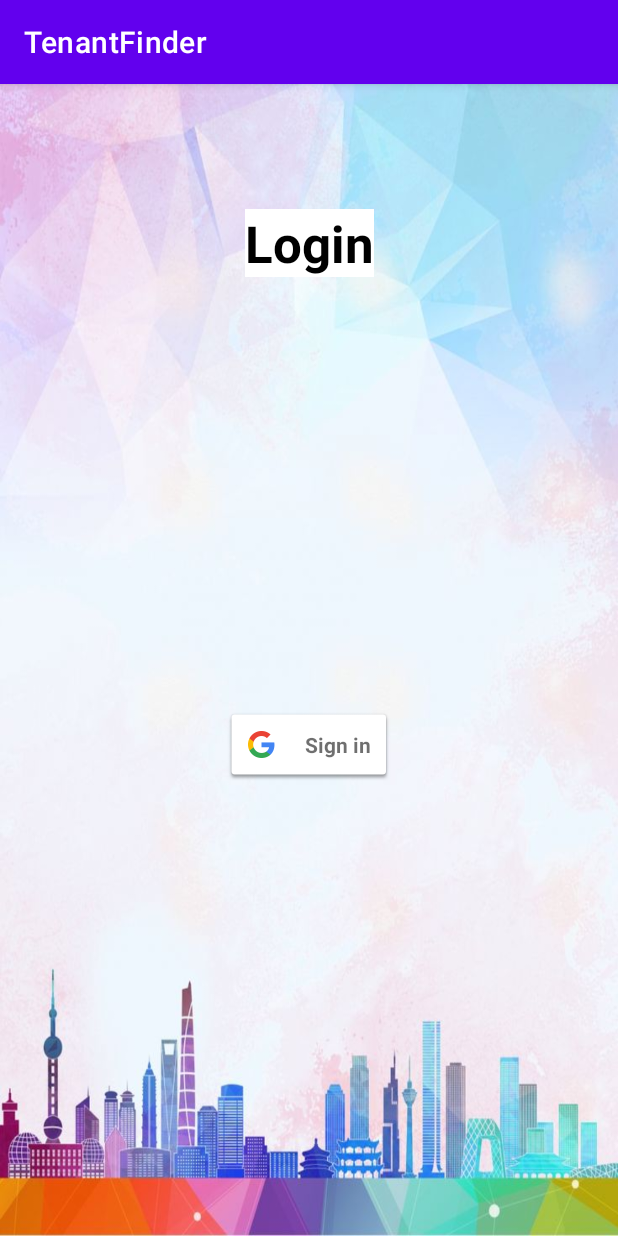
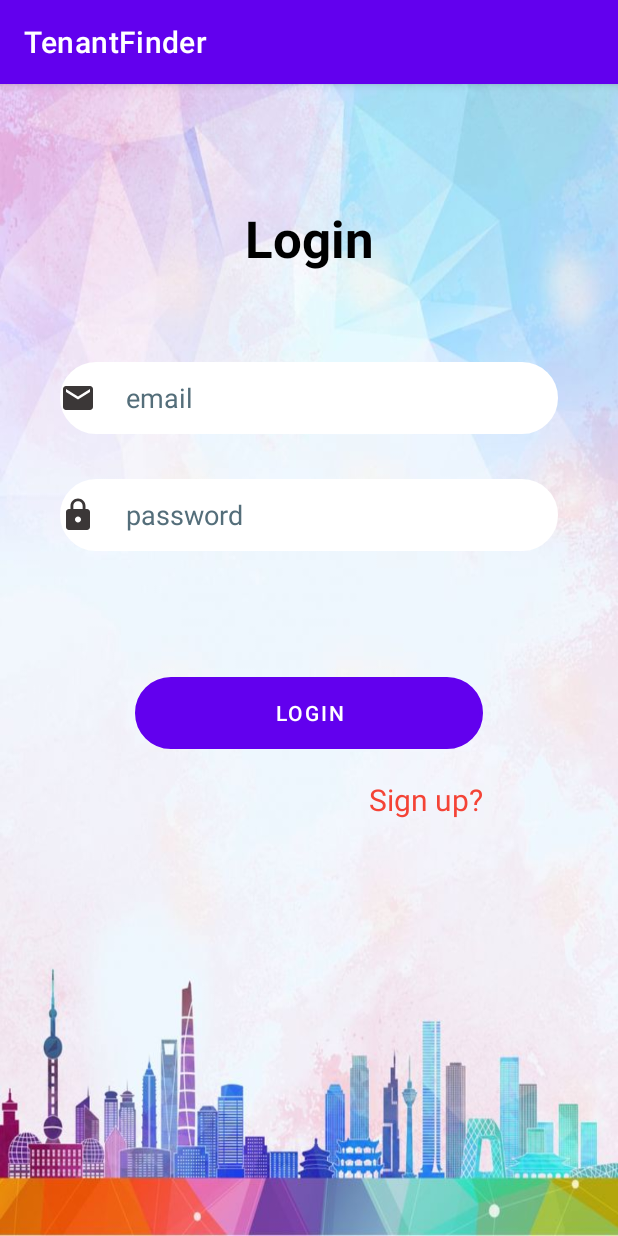
Before and after one commit to subham99kr/Tenant-Finder, an Android app: the screen it shows after launch (MainActivity), on a phone screen of 412 x 824 dp. Run offline under Robolectric (Android 15) with nearby library versions, the phone set to English and light mode, and no system bars; our stand-ins replace Firebase (no records; nobody signed in at launch, a user with empty details on screens opened directly).

Commit message:
TENANT FINDER

```diff
--- a/app/src/main/AndroidManifest.xml
+++ b/app/src/main/AndroidManifest.xml
@@ -9,6 +9,9 @@
         android:roundIcon="@mipmap/ic_launcher_round"
         android:supportsRtl="true"
         android:theme="@style/Theme.TenantFinder">
+        <activity
+            android:name=".Register"
+            android:exported="false" />
         <activity
             android:name=".ShowProperties"
             android:exported="false" />
--- a/app/src/main/java/com/example/tenantfinder_9204/MainActivity.java
+++ b/app/src/main/java/com/example/tenantfinder_9204/MainActivity.java
@@ -1,98 +1,69 @@
 package com.example.tenantfinder_9204;
+
 
 import androidx.appcompat.app.AppCompatActivity;
 
 import android.content.Intent;
-import android.net.Uri;
-import android.nfc.Tag;
 import android.os.Bundle;
-import android.util.Log;
-import android.view.View;
+import android.text.TextUtils;
+import android.widget.Button;
+import android.widget.TextView;
 import android.widget.Toast;
 
-import com.google.android.gms.auth.api.signin.GoogleSignIn;
-import com.google.android.gms.auth.api.signin.GoogleSignInAccount;
-import com.google.android.gms.auth.api.signin.GoogleSignInClient;
-import com.google.android.gms.auth.api.signin.GoogleSignInOptions;
-import com.google.android.gms.common.SignInButton;
-import com.google.android.gms.common.api.ApiException;
-import com.google.android.gms.tasks.Task;
+import com.google.android.material.textfield.TextInputEditText;
+
+import com.google.firebase.auth.FirebaseAuth;
+
+import java.util.Objects;
 
 public class MainActivity extends AppCompatActivity {
- GoogleSignInClient mGoogleSignInClient;
- private static int RC_SIGN_IN = 100;
+    TextInputEditText etLoginEmail;
+    TextInputEditText etLoginPassword;
+    TextView tvRegisterHere;
+    Button btnLogin;
+    FirebaseAuth mAuth;
+
+
     @Override
     protected void onCreate(Bundle savedInstanceState) {
         super.onCreate(savedInstanceState);
         setContentView(R.layout.activity_main);
 
+        etLoginEmail = findViewById(R.id.etLoginEmail);
+        etLoginPassword = findViewById(R.id.etLoginPassword);
+        tvRegisterHere = findViewById(R.id.tvRegisterHere);
+        btnLogin = findViewById(R.id.btnLogin);
 
-    GoogleSignInOptions gso = new GoogleSignInOptions.Builder(GoogleSignInOptions.DEFAULT_SIGN_IN)
-            .requestEmail()
-            .build();
-    mGoogleSignInClient = GoogleSignIn.getClient(this,gso);
+        mAuth = FirebaseAuth.getInstance();
 
-    GoogleSignInAccount account = GoogleSignIn.getLastSignedInAccount(this);
-    SignInButton SignInbutton = findViewById(R.id.sign_in_button);
-        SignInButton SignInButton = null;
-        SignInButton.setSize(SignInbutton.SIZE_STANDARD);
-    SignInButton.setnClickListner(new View.OnClickListener() {
-        @Override
-        public void onClick(View view){
-            switch ( (view.getId())){
-            case R.id.sign_in_button:
-                signIn();
-                }}
+        btnLogin.setOnClickListener(view -> {
+            loginUser();
+        });
+        tvRegisterHere.setOnClickListener(view ->{
+            startActivity(new Intent(MainActivity.this, Register.class));
         });
     }
-         private void signIn() {
-             Intent signInIntent = mGoogleSignInClient.getSignInIntent();
-             startActivity(signInIntent, getRcSignIn());
 
-         }
+    private void loginUser(){
+        String email = Objects.requireNonNull(etLoginEmail.getText()).toString();
+        String password = Objects.requireNonNull(etLoginPassword.getText()).toString();
 
-    private int getRcSignIn() {
-        return RC_SIGN_IN;
-    }
-
-    @Override
-    public void onActivityResult(int requestCode, int resultCode,Intent data){
-        super.onActivityResult(requestCode, resultCode, data);
-        if (requestCode== RC_SIGN_IN){
-            Task<GoogleSignInAccount> task = GoogleSignIn.getSignedInAccountFromIntent(data);
-            handleSignInResult(task);
-
-}
-
-
-    }
-    private void handleSignInResult(Task<GoogleSignInAccount> completeTask){
-        try{
-            GoogleSignInAccount account= completeTask.getResult(ApiException.class);
-            GoogleSignInAccount acct = GoogleSignIn.getLastSignedInAccount(this);
-            if (acct != null) {
-                String personName = acct.getDisplayName();
-                String personGivenName = acct.getGivenName();
-                String personEmail = acct.getEmail();
-                String personFamilyname = acct.getFamilyName();
-                String personId = acct.getId();
-                Uri personPhoto = acct.getPhotoUrl();
-
-                Toast.makeText(this, "user email :"+personEmail, Toast.LENGTH_SHORT);
-
-            }
-            startActivity(new Intent(MainActivity.this , You_Are.class));
-
-
-
-
-        } catch (ApiException e) {
-            Log.w( Tag"signInResult:failed code=" + e.getStatusCode());
-            Log.d("Message", e.toString());
-
-
+        if (TextUtils.isEmpty(email)){
+            etLoginEmail.setError("Email cannot be empty");
+            etLoginEmail.requestFocus();
+        }else if (TextUtils.isEmpty(password)){
+            etLoginPassword.setError("Password cannot be empty");
+            etLoginPassword.requestFocus();
+        }else{
+            mAuth.signInWithEmailAndPassword(email,password).addOnCompleteListener(task -> {
+                if (task.isSuccessful()){
+                    Toast.makeText(MainActivity.this, "User logged in successfully", Toast.LENGTH_SHORT).show();
+                    startActivity(new Intent(MainActivity.this, You_Are.class));
+                }else{
+                    Toast.makeText(MainActivity.this, "Log in Error: " + task.getException().getMessage(), Toast.LENGTH_SHORT).show();
+                }
+            });
         }
     }
 
-
 }
--- a/app/src/main/res/layout/activity_main.xml
+++ b/app/src/main/res/layout/activity_main.xml
@@ -8,30 +8,88 @@
     tools:context=".MainActivity">
 
     <TextView
-        android:id="@+id/YouAre"
+        android:id="@+id/textView2"
         android:layout_width="wrap_content"
         android:layout_height="wrap_content"
-        android:background="@color/white"
+        android:layout_marginTop="80dp"
         android:text="@string/login"
         android:textColor="@color/black"
         android:textSize="34sp"
         android:textStyle="bold"
+        app:layout_constraintEnd_toEndOf="parent"
+        app:layout_constraintStart_toStartOf="parent"
+        app:layout_constraintTop_toTopOf="parent" />
+
+    <com.google.android.material.textfield.TextInputEditText
+        android:id="@+id/etLoginEmail"
+        android:layout_width="0dp"
+        android:layout_height="wrap_content"
+        android:layout_marginStart="40dp"
+        android:layout_marginTop="60dp"
+        android:layout_marginEnd="40dp"
+        android:background="@drawable/input_bg"
+        android:backgroundTint="@color/white"
+        android:drawableStart="@drawable/ic_baseline_email_24"
+        android:drawablePadding="20dp"
+        android:ems="10"
+        android:hint="@string/email"
+        android:inputType="textPersonName"
+        android:minHeight="48dp"
+        android:textAllCaps="true"
+        android:textColorHint="#546E7A"
+        app:layout_constraintEnd_toEndOf="parent"
+        app:layout_constraintStart_toStartOf="parent"
+        app:layout_constraintTop_toBottomOf="@+id/textView2"
+        android:autofillHints="" />
+
+    <com.google.android.material.textfield.TextInputEditText
+        android:id="@+id/etLoginPassword"
+        android:layout_width="0dp"
+        android:layout_height="wrap_content"
+        android:layout_marginTop="30dp"
+        android:background="@drawable/input_bg"
+        android:backgroundTint="@color/white"
+        android:drawableStart="@drawable/ic_baseline_lock_24"
+        android:drawablePadding="20dp"
+        android:ems="10"
+        android:hint="@string/password"
+        android:inputType="textPersonName"
+        android:minHeight="48dp"
+        android:textColorHint="#546E7A"
+        app:layout_constraintEnd_toEndOf="@+id/etLoginEmail"
+        app:layout_constraintStart_toStartOf="@+id/etLoginEmail"
+        app:layout_constraintTop_toBottomOf="@+id/etLoginEmail"
+        android:autofillHints="" />
+
+    <com.google.android.material.button.MaterialButton
+        android:id="@+id/btnLogin"
+        android:layout_width="0dp"
+        android:layout_height="wrap_content"
+        android:layout_marginStart="50dp"
+        android:layout_marginEnd="50dp"
+        android:background="@drawable/input_bg"
+        android:backgroundTint="@color/purple_500"
+        android:text="@string/login"
         app:layout_constraintBottom_toBottomOf="parent"
-        app:layout_constraintEnd_toEndOf="parent"
-        app:layout_constraintHorizontal_bias="0.5"
-        app:layout_constraintStart_toStartOf="parent"
-        app:layout_constraintTop_toTopOf="parent"
-        app:layout_constraintVertical_bias="0.115" />
+        app:layout_constraintEnd_toEndOf="@+id/etLoginPassword"
+        app:layout_constraintHorizontal_bias="1.0"
+        app:layout_constraintStart_toStartOf="@+id/etLoginPassword"
+        app:layout_constraintTop_toBottomOf="@+id/etLoginPassword"
+        app:layout_constraintVertical_bias="0.205" />
 
-
-    <com.google.android.gms.common.SignInButton
-        android:id="@+id/sign_in_button"
+    <TextView
+        android:id="@+id/tvRegisterHere"
         android:layout_width="wrap_content"
         android:layout_height="wrap_content"
+        android:layout_marginTop="20dp"
+        android:text="@string/sign_up"
+        android:textColor="#F44336"
+        android:textSize="20sp"
+        app:layout_constraintBottom_toBottomOf="parent"
+        app:layout_constraintEnd_toEndOf="@+id/btnLogin"
+        app:layout_constraintHorizontal_bias="1.0"
+        app:layout_constraintStart_toStartOf="@+id/btnLogin"
+        app:layout_constraintTop_toBottomOf="@+id/btnLogin"
+        app:layout_constraintVertical_bias="0.0" />
 
-        app:layout_constraintBottom_toBottomOf="parent"
-        app:layout_constraintEnd_toEndOf="parent"
-        app:layout_constraintStart_toStartOf="parent"
-        app:layout_constraintTop_toBottomOf="@+id/YouAre"
-        app:layout_constraintVertical_bias="0.487" />
 </androidx.constraintlayout.widget.ConstraintLayout>
--- a/app/src/main/res/values/strings.xml
+++ b/app/src/main/res/values/strings.xml
@@ -29,4 +29,5 @@
     <string name="your_name">Your name</string>
     <string name="login">Login</string>
     <string name="google">Google</string>
+    <string name="login_using_google">Login using Google</string>
 </resources>
--- a/build.gradle
+++ b/build.gradle
@@ -1,6 +1,6 @@
 buildscript {
     dependencies {
-        classpath 'com.google.gms:google-services:4.3.3'
+        classpath 'com.google.gms:google-services:4.3.10'
     }
 }// Top-level build file where you can add configuration options common to all sub-projects/modules.
 plugins {
```
Also changed, not shown: app/build.gradle (+7 -2 lines), app/src/main/java/com/example/tenantfinder_9204/Input_Tenant.java (+3 -7 lines), app/src/main/java/com/example/tenantfinder_9204/Register.java (added, +69 -0 lines), app/src/main/res/layout/activity_register.xml (added, +108 -0 lines), app/src/main/res/drawable/background2.jpg (deleted).
